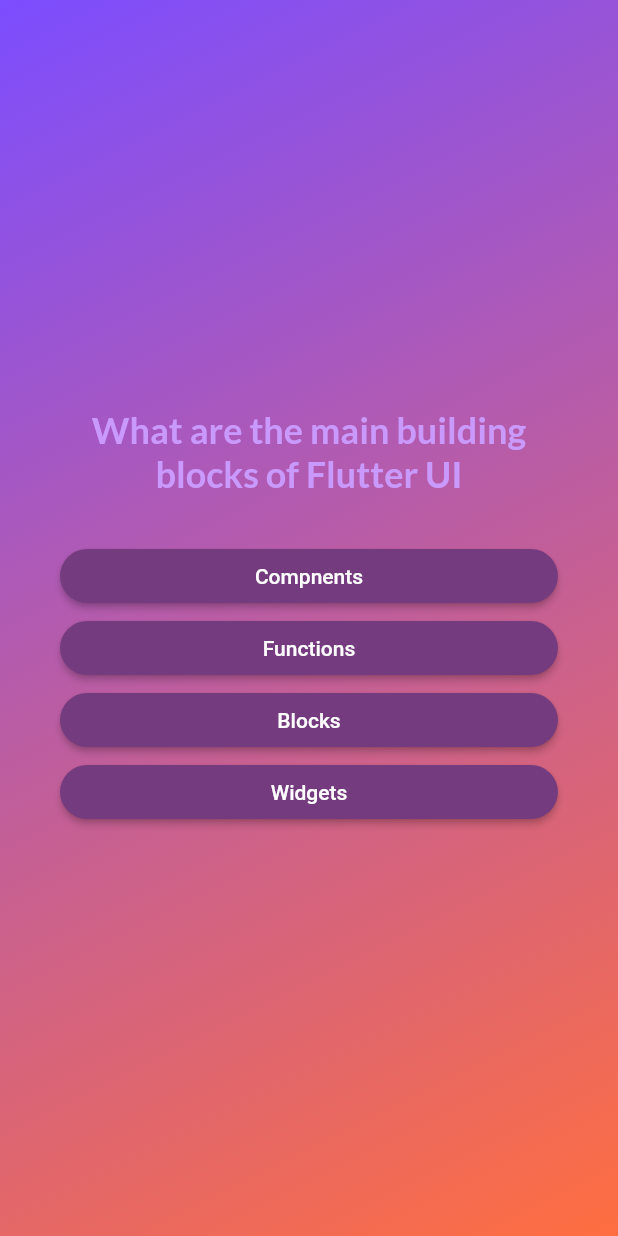
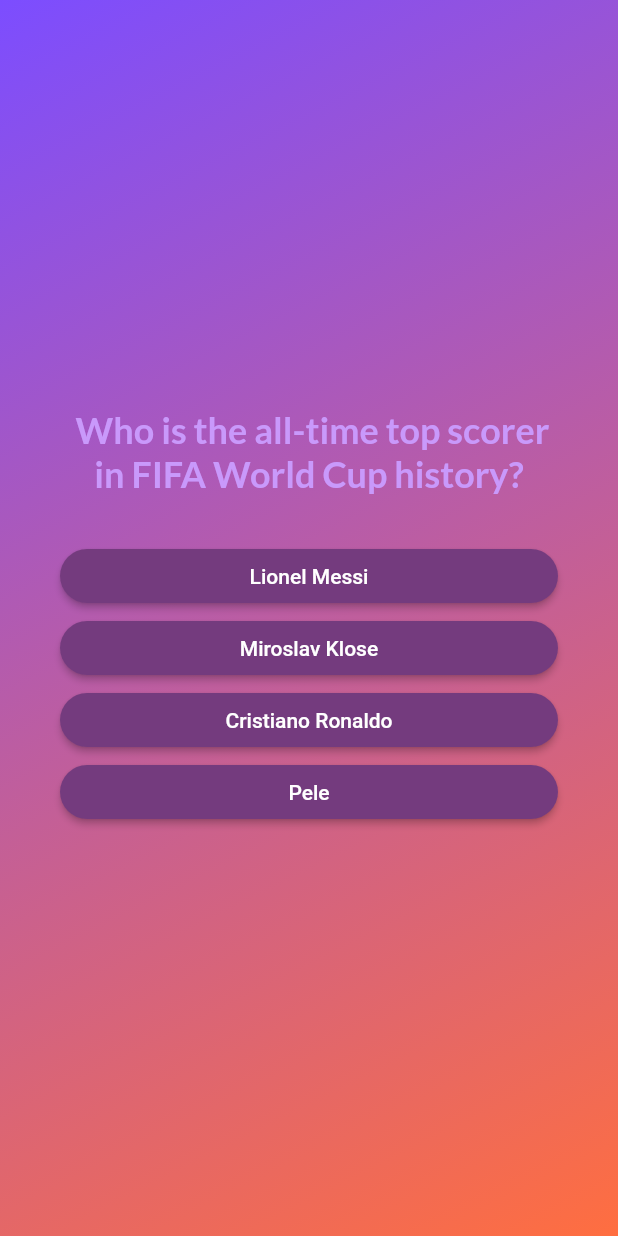
Before and after one commit to Sthabiso10/Quiz, a Flutter app: the screen it shows after launch, after a tap on "Start Quiz", on a phone screen of 412 x 824 dp. Run offline on Flutter 3.47's test engine with Material 2 defaults, Android fonts, the phone set to English and light mode, and no system bars; our stand-ins replace google_fonts.

Commit message:
Updated questions data

```diff
--- a/lib/data/questions.dart
+++ b/lib/data/questions.dart
@@ -2,49 +2,49 @@ import 'package:adv_basics/models/quiz_question.dart';
 
 const questions = [
   QuizQuestion(
-    'What are the main building blocks of Flutter UI',
-    ['Widgets', 'Compnents', 'Blocks', 'Functions'],
+    ' Who is the all-time top scorer in FIFA World Cup history?',
+    ['Pele', 'Lionel Messi', 'Cristiano Ronaldo', 'Miroslav Klose'],
   ),
-  QuizQuestion('How are Flutter UIs built?', [
-    'By combining widgets in code',
-    'By combining widgets in a visual editor',
-    'By defining widgets in config files',
-    'By using XCode for iOS and Android Studio for Android',
+  QuizQuestion('Which soccer player is known as the "The King of Assists', [
+    'Kevin De Bruyne',
+    'Lionel Messi',
+    'Cristiano Ronaldo',
+    'Neymar',
   ]),
   QuizQuestion(
-    'What\'s the purpose of a StatefulWidget?',
+    ' Which country has won the most FIFA World Cup titles?',
     [
-      'Update UI as data changes',
-      'Update data as UI changes',
-      'Ignore data changes',
-      'Render UI that does not depend on data',
+      'Brazil',
+      'Germany',
+      'Argentina',
+      'Italy',
     ],
   ),
   QuizQuestion(
-    'Which widget should you try to use more often: StatelessWidget or StatefulWidget?',
+    'Who won the FIFA Ballon Dor award in 2021?',
     [
-      'StatelessWidget',
-      'StatefulWidget',
-      'Both are equally good',
-      'None of the above',
+      'Lionel Messi',
+      'Cristiano Ronaldo',
+      'Robert Lewandowski',
+      'Neymar',
     ],
   ),
   QuizQuestion(
-    'What happens if you change data in a StatelessWidget?',
+    'What is the official name of the stadium where FC Barcelona plays its home matches?',
     [
-      'The UI is not updated',
-      'The UI is updated',
-      'The closest StatefulWidget is updated',
-      'Any nested StatefulWidgets are updated',
+      'Camp Nou',
+      'Santiago Bernabeau',
+      'Anfield',
+      'Emirates Stadium',
     ],
   ),
   QuizQuestion(
-    'How should you update data inside of StatefulWidgets?',
+    'Who is the current coach of the English national soccer team?',
     [
-      'By calling setState()',
-      'By calling updateData()',
-      'By calling updateUI()',
-      'By calling updateState()',
+      'Gareth Southgate',
+      'Jurgen Klopp',
+      'Pep Guardiola',
+      'Jose Mourinho',
     ],
   ),
 ];
```
